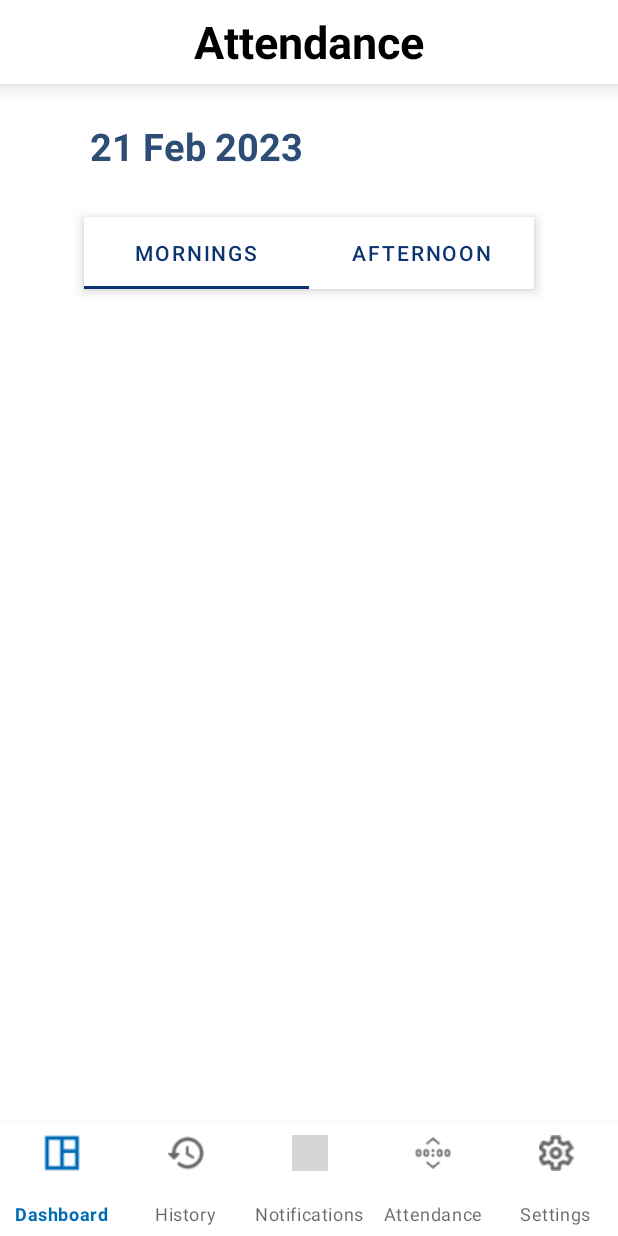
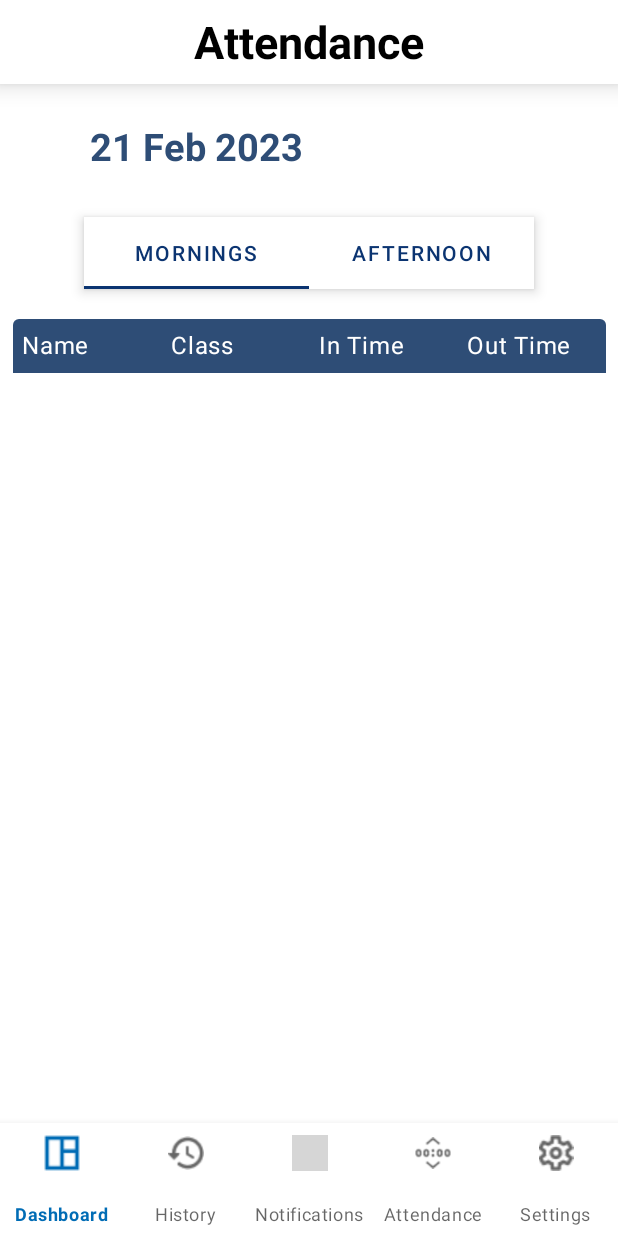
Before and after one commit to dbajajmnk/driverapp, an Android app built with Jetpack Compose: the AttendanceFragment screen opened through its navigation route, on a phone screen of 412 x 824 dp. Run offline under Robolectric (Android 15) with nearby library versions, the phone set to English and light mode, and no system bars; our stand-ins replace Dagger/Hilt's generated code, Room's generated code, data binding; libraries missing offline, so code that uses them is left out: androidx.camera.core, com.google.mlkit.vision, io.socket.client, org.webrtc, pub.devrel.easypermissions; 8 statements that could not run were skipped; grey boxes are pictures that could not be loaded.

Commit message:
Added Compose and Added AttendanceFragment.kt

```diff
--- a/app/src/main/java/com/hbeonlabs/driversalerts/ui/fragment/attendance/AttendanceFragment.kt
+++ b/app/src/main/java/com/hbeonlabs/driversalerts/ui/fragment/attendance/AttendanceFragment.kt
@@ -5,29 +5,82 @@ import android.view.LayoutInflater
 import android.view.View
 import android.view.ViewGroup
 import android.widget.TextView
+import androidx.compose.foundation.background
+import androidx.compose.foundation.layout.Arrangement
+import androidx.compose.foundation.layout.Column
+import androidx.compose.foundation.layout.fillMaxSize
+import androidx.compose.foundation.layout.fillMaxWidth
+import androidx.compose.foundation.layout.padding
+import androidx.compose.foundation.lazy.LazyColumn
+import androidx.compose.foundation.lazy.items
+import androidx.compose.foundation.lazy.itemsIndexed
+import androidx.compose.foundation.shape.RoundedCornerShape
+import androidx.compose.material.MaterialTheme
+import androidx.compose.ui.Alignment
+import androidx.compose.ui.Modifier
+import androidx.compose.ui.draw.clip
+import androidx.compose.ui.draw.shadow
+import androidx.compose.ui.graphics.Color
+import androidx.compose.ui.platform.ViewCompositionStrategy
+import androidx.compose.ui.unit.dp
+import androidx.fragment.app.Fragment
 import com.hbeonlabs.driversalerts.R
+import com.hbeonlabs.driversalerts.bluetooth.AttendanceModel
 import com.hbeonlabs.driversalerts.databinding.FragmentAttendanceBinding
 import com.hbeonlabs.driversalerts.ui.base.BaseFragment
+import com.hbeonlabs.driversalerts.ui.fragment.attendance.compose.AttendanceHeaderItem
+import com.hbeonlabs.driversalerts.ui.fragment.attendance.compose.AttendanceItem
+import java.nio.file.WatchEvent
 
 class AttendanceFragment : BaseFragment<FragmentAttendanceBinding>() {
+    val list :ArrayList<AttendanceModel> = arrayListOf()
 
     override fun initView() {
         super.initView()
 
+        binding.toolbar.titleFrag.text = "Attendance"
+
+        binding.composeAttendanceView.apply {
+
+            setViewCompositionStrategy(ViewCompositionStrategy.DisposeOnDetachedFromWindow)
+            setContent {
+                // In Compose world
+                MaterialTheme {
+                    Column(modifier = Modifier
+                        .fillMaxSize()
+                        .padding(vertical = 20.dp),
+                        horizontalAlignment = Alignment.CenterHorizontally
+                    ) {
+                        AttendanceHeaderItem()
+                        LazyColumn(modifier = Modifier
+                            .clip(
+                            RoundedCornerShape(
+                            topStart = 4.dp,
+                            topEnd = 4.dp,
+                            bottomEnd = 4.dp,
+                            bottomStart = 4.dp,
+                            ))
+                            .shadow(elevation = 2.dp)
+                        )
+                        {
+                            itemsIndexed(list){ index, item ->
+                                AttendanceItem(
+                                    isOddItem = index%2==0,
+                                    attendanceModel = item
+                                )
+                            }
+                        }
+                    }
+                }
+            }
+        }
     }
+
 
     override fun getLayoutResourceId(): Int {
         return R.layout.fragment_attendance
     }
 
-    override fun onCreateView(inflater: LayoutInflater, container: ViewGroup?, savedInstanceState: Bundle?): View? {
-        val view = inflater.inflate(R.layout.fragment_attendance, container, false);
-        val titleView = view.findViewById<TextView>(R.id.title_frag)
-
-        titleView.text = "Attendance"
-
-        return view
-    }
 
 
 
--- /dev/null
+++ b/app/src/main/java/com/hbeonlabs/driversalerts/ui/fragment/attendance/compose/AttendanceHeaderItem.kt
@@ -0,0 +1,57 @@
+package com.hbeonlabs.driversalerts.ui.fragment.attendance.compose
+
+import androidx.compose.foundation.background
+import androidx.compose.foundation.border
+import androidx.compose.foundation.layout.Row
+import androidx.compose.foundation.layout.fillMaxWidth
+import androidx.compose.foundation.layout.padding
+import androidx.compose.foundation.layout.wrapContentHeight
+import androidx.compose.foundation.shape.RoundedCornerShape
+import androidx.compose.material.Text
+import androidx.compose.runtime.Composable
+import androidx.compose.ui.Modifier
+import androidx.compose.ui.draw.clip
+import androidx.compose.ui.graphics.Color
+import androidx.compose.ui.res.colorResource
+import androidx.compose.ui.text.style.TextAlign
+import androidx.compose.ui.tooling.preview.Preview
+import androidx.compose.ui.unit.dp
+import com.hbeonlabs.driversalerts.R
+
+@Composable
+fun AttendanceHeaderItem() {
+    Row(
+        modifier = Modifier
+            .fillMaxWidth(0.96f)
+            .wrapContentHeight()
+            .clip(RoundedCornerShape(
+                topStart = 4.dp,
+                topEnd = 4.dp
+            ))
+            .background(colorResource(id = R.color.darkblue))
+
+    ) {
+        HeaderText(modifier = Modifier.weight(0.4f), text = "Name")
+        HeaderText(modifier = Modifier.weight(0.4f),text = "Class")
+        HeaderText(modifier = Modifier.weight(0.4f),text = "In Time")
+        HeaderText(modifier = Modifier.weight(0.4f),text = "Out Time")
+    }
+
+}
+
+@Preview
+@Composable
+fun AttendanceHeaderItemPreview() {
+    AttendanceHeaderItem()
+
+}
+
+@Composable
+fun HeaderText(modifier: Modifier= Modifier, text:String) {
+    Text(
+        modifier = modifier
+            .padding(6.dp),
+        text = text,
+        color = Color.White
+    )
+}
--- a/app/src/main/res/layout/fragment_attendance.xml
+++ b/app/src/main/res/layout/fragment_attendance.xml
@@ -1,18 +1,14 @@
 <?xml version="1.0" encoding="utf-8"?>
-<layout>
-
-<FrameLayout xmlns:android="http://schemas.android.com/apk/res/android"
-    xmlns:app="http://schemas.android.com/apk/res-auto"
-    xmlns:tools="http://schemas.android.com/tools"
-    android:layout_width="match_parent"
-    android:layout_height="match_parent"
-    tools:context=".ui.fragment.attendance.AttendanceFragment">
+<layout xmlns:android="http://schemas.android.com/apk/res/android"
+    xmlns:app="http://schemas.android.com/apk/res-auto">
 
     <androidx.constraintlayout.widget.ConstraintLayout
         android:layout_width="match_parent"
         android:layout_height="match_parent">
 
-        <include layout="@layout/toolbar_frag"
+        <include
+            android:id="@+id/toolbar"
+            layout="@layout/toolbar_frag"
             android:layout_width="match_parent"
             android:layout_height="wrap_content"
             app:layout_constraintEnd_toEndOf="parent"
@@ -27,7 +23,7 @@
             android:layout_marginTop="80dp"
             android:text="21 Feb 2023"
             android:textColor=" #2E4D76"
-            android:textSize="25dp"
+            android:textSize="25sp"
             android:textStyle="bold"
             app:layout_constraintStart_toStartOf="parent"
             app:layout_constraintTop_toTopOf="parent" />
@@ -58,14 +54,17 @@
 
         </com.google.android.material.tabs.TabLayout>
 
-        <androidx.recyclerview.widget.RecyclerView
-            android:layout_width="409dp"
-            android:layout_height="537dp"
+        <androidx.compose.ui.platform.ComposeView
+            android:id="@+id/compose_attendance_view"
+            android:layout_width="0dp"
+            android:layout_height="0dp"
+            app:layout_constraintTop_toBottomOf="@id/tab_layout"
+            app:layout_constraintStart_toStartOf="parent"
             app:layout_constraintEnd_toEndOf="parent"
-            app:layout_constraintStart_toStartOf="parent"
-            app:layout_constraintTop_toBottomOf="@+id/tab_layout" />
+            app:layout_constraintBottom_toBottomOf="parent"
+            />
 
     </androidx.constraintlayout.widget.ConstraintLayout>
-</FrameLayout>
+
 
 </layout>
--- a/app/src/main/res/layout/fragment_attendancedates.xml
+++ b/app/src/main/res/layout/fragment_attendancedates.xml
@@ -13,7 +13,7 @@
         android:layout_height="match_parent">
 
         <include
-            android:id="@+id/include3"
+            android:id="@+id/toolbar"
             layout="@layout/toolbar_frag"
             android:layout_width="match_parent"
             android:layout_height="wrap_content"
@@ -42,7 +42,7 @@
             android:textStyle="bold"
             app:layout_constraintBottom_toTopOf="@+id/textView9"
             app:layout_constraintStart_toStartOf="parent"
-            app:layout_constraintTop_toBottomOf="@+id/include3" />
+            app:layout_constraintTop_toBottomOf="@+id/toolbar" />
 
         <androidx.constraintlayout.widget.ConstraintLayout
             android:id="@+id/attendance_list_heading"
--- a/app/src/main/res/values/colors.xml
+++ b/app/src/main/res/values/colors.xml
@@ -9,4 +9,6 @@
     <color name="white">#FFFFFFFF</color>
     <color name="blue">#006CB5</color>
     <color name="darkblue">#2E4D76</color>
+    <color name="lightblue">#F0F8FE</color>
+    <color name="dark_color">#333333</color>
 </resources>
```
Also changed, not shown: app/build.gradle.kts (+15 -0 lines), app/src/main/java/com/hbeonlabs/driversalerts/ui/fragment/attendance/AttendancedatesFragment.kt (+10 -17 lines), app/src/main/java/com/hbeonlabs/driversalerts/ui/fragment/attendance/compose/AttendanceItem.kt (added, +57 -0 lines).
